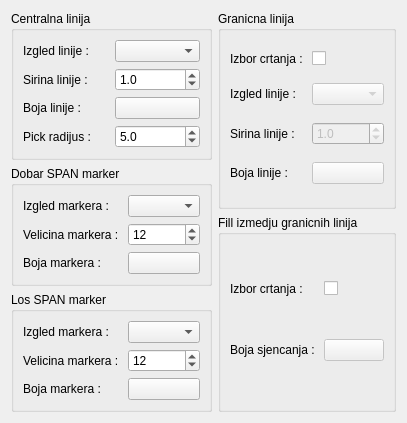
Above: SPAN_GRAF_WIDGET.ui from kluksa/kontrola-podataka before the change. Below: the same form after it.
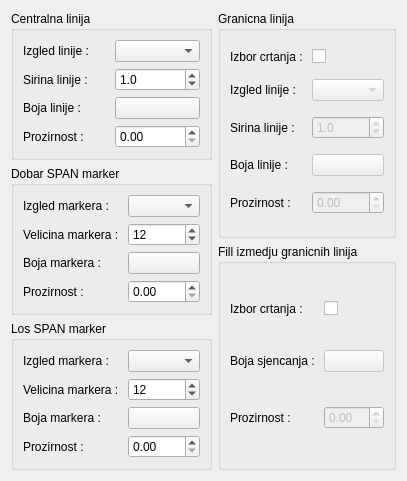
That is the form after the change.

Commit message: Iz izbornika je izbacen izbor duljine pick radijusa. Uz svaki gumb za izbor boje dodana je kontrola prozirnosti kao spinbox.

```diff
--- a/SPAN_GRAF_WIDGET.ui
+++ b/SPAN_GRAF_WIDGET.ui
@@ -7,7 +7,7 @@
     <x>0</x>
     <y>0</y>
     <width>390</width>
-    <height>388</height>
+    <height>440</height>
    </rect>
   </property>
   <property name="windowTitle">
@@ -22,10 +22,10 @@
         <string>Centralna linija</string>
        </property>
        <layout class="QGridLayout" name="gridLayout">
-        <item row="3" column="0">
-         <widget class="QLabel" name="label_4">
+        <item row="2" column="0">
+         <widget class="QLabel" name="label_3">
           <property name="text">
-           <string>Pick radijus : </string>
+           <string>Boja linije : </string>
           </property>
          </widget>
         </item>
@@ -43,13 +43,6 @@
           </property>
          </widget>
         </item>
-        <item row="2" column="0">
-         <widget class="QLabel" name="label_3">
-          <property name="text">
-           <string>Boja linije : </string>
-          </property>
-         </widget>
-        </item>
         <item row="0" column="1">
          <widget class="QComboBox" name="stilMidline"/>
         </item>
@@ -76,19 +69,23 @@
           </property>
          </widget>
         </item>
+        <item row="3" column="0">
+         <widget class="QLabel" name="label_4">
+          <property name="text">
+           <string>Prozirnost : </string>
+          </property>
+         </widget>
+        </item>
         <item row="3" column="1">
-         <widget class="QDoubleSpinBox" name="pickMidline">
+         <widget class="QDoubleSpinBox" name="alphaMidline">
           <property name="decimals">
-           <number>1</number>
+           <number>2</number>
           </property>
-          <property name="minimum">
-           <double>0.100000000000000</double>
+          <property name="maximum">
+           <double>1.000000000000000</double>
           </property>
           <property name="singleStep">
-           <double>0.100000000000000</double>
-          </property>
-          <property name="value">
-           <double>5.000000000000000</double>
+           <double>0.050000000000000</double>
           </property>
          </widget>
         </item>
@@ -142,6 +139,23 @@
           </property>
          </widget>
         </item>
+        <item row="3" column="0">
+         <widget class="QLabel" name="label_17">
+          <property name="text">
+           <string>Prozirnost : </string>
+          </property>
+         </widget>
+        </item>
+        <item row="3" column="1">
+         <widget class="QDoubleSpinBox" name="okAlpha">
+          <property name="maximum">
+           <double>1.000000000000000</double>
+          </property>
+          <property name="singleStep">
+           <double>0.050000000000000</double>
+          </property>
+         </widget>
+        </item>
        </layout>
       </widget>
      </item>
@@ -192,6 +206,23 @@
           </property>
          </widget>
         </item>
+        <item row="3" column="0">
+         <widget class="QLabel" name="label_18">
+          <property name="text">
+           <string>Prozirnost : </string>
+          </property>
+         </widget>
+        </item>
+        <item row="3" column="1">
+         <widget class="QDoubleSpinBox" name="badAlpha">
+          <property name="maximum">
+           <double>1.000000000000000</double>
+          </property>
+          <property name="singleStep">
+           <double>0.050000000000000</double>
+          </property>
+         </widget>
+        </item>
        </layout>
       </widget>
      </item>
@@ -276,6 +307,26 @@
           </property>
          </widget>
         </item>
+        <item row="4" column="0">
+         <widget class="QLabel" name="label_19">
+          <property name="text">
+           <string>Prozirnost : </string>
+          </property>
+         </widget>
+        </item>
+        <item row="4" column="1">
+         <widget class="QDoubleSpinBox" name="granicaAlpha">
+          <property name="enabled">
+           <bool>false</bool>
+          </property>
+          <property name="maximum">
+           <double>1.000000000000000</double>
+          </property>
+          <property name="singleStep">
+           <double>0.050000000000000</double>
+          </property>
+         </widget>
+        </item>
        </layout>
       </widget>
      </item>
@@ -319,6 +370,26 @@
           </property>
          </widget>
         </item>
+        <item row="2" column="0">
+         <widget class="QLabel" name="label_20">
+          <property name="text">
+           <string>Prozirnost : </string>
+          </property>
+         </widget>
+        </item>
+        <item row="2" column="1">
+         <widget class="QDoubleSpinBox" name="fillAlpha">
+          <property name="enabled">
+           <bool>false</bool>
+          </property>
+          <property name="maximum">
+           <double>1.000000000000000</double>
+          </property>
+          <property name="singleStep">
+           <double>0.050000000000000</double>
+          </property>
+         </widget>
+        </item>
        </layout>
       </widget>
      </item>
```
The commit also changes 9 other files.
